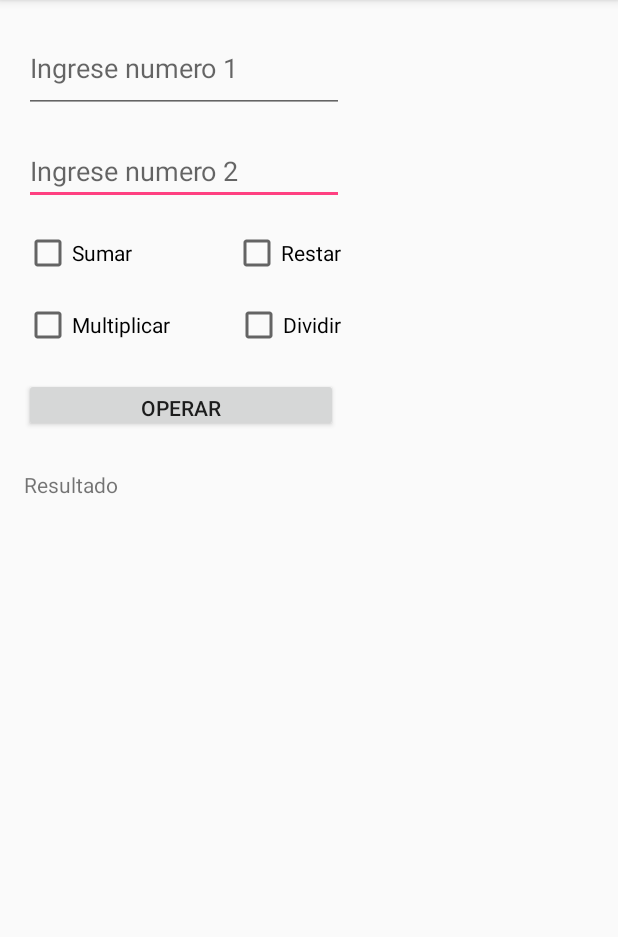
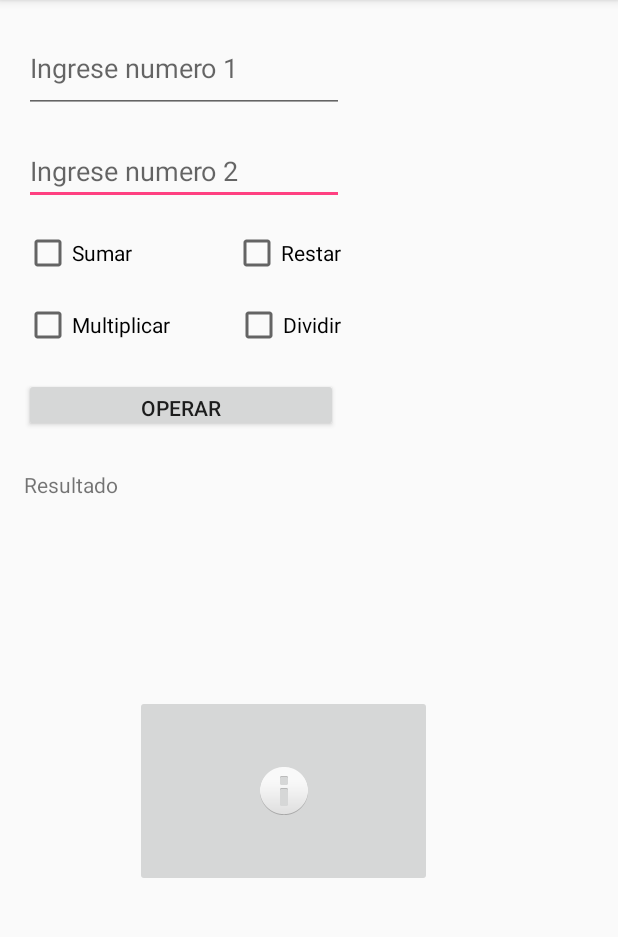
Before and after one commit to kevinmcklein/OperacionesBasicas, an Android app: the screen it shows after launch (MainActivity), on a phone screen of 412 x 824 dp, the part 84-1021 px from its top. Run offline under Robolectric (Android 15) with nearby library versions, the phone set to English and light mode, and no system bars.

Commit message:
agregada activity acerca de

```diff
--- a/app/src/main/AndroidManifest.xml
+++ b/app/src/main/AndroidManifest.xml
@@ -9,6 +9,7 @@
         android:roundIcon="@mipmap/ic_launcher_round"
         android:supportsRtl="true"
         android:theme="@style/AppTheme">
+        <activity android:name=".acercade"></activity>
         <activity android:name=".MainActivity">
             <intent-filter>
                 <action android:name="android.intent.action.MAIN" />
--- a/app/src/main/java/com/eurekatech/operacionesbasicas/MainActivity.java
+++ b/app/src/main/java/com/eurekatech/operacionesbasicas/MainActivity.java
@@ -1,5 +1,6 @@
 package com.eurekatech.operacionesbasicas;
 
+import android.content.Intent;
 import android.support.v7.app.AppCompatActivity;
 import android.os.Bundle;
 import android.view.KeyEvent;
@@ -80,4 +81,9 @@ public class MainActivity extends AppCompatActivity {
         resulta.setText(resu);
     }
 
+    public void acercade(View v) {
+        Intent acerca =new Intent(this,acercade.class);
+        startActivity(acerca);
+    }
+
 }
--- a/app/src/main/res/layout/activity_main.xml
+++ b/app/src/main/res/layout/activity_main.xml
@@ -17,7 +17,7 @@
         android:layout_marginStart="16dp"
         android:layout_marginTop="16dp"
         android:ems="10"
-        android:hint="Ingrese numero 2"
+        android:hint="@string/num2"
         android:inputType="numberDecimal"
         app:layout_constraintStart_toStartOf="parent"
         app:layout_constraintTop_toBottomOf="@+id/et1" />
@@ -30,7 +30,7 @@
         android:layout_marginStart="16dp"
         android:layout_marginTop="16dp"
         android:ems="10"
-        android:hint="Ingrese numero 1"
+        android:hint="@string/num1"
         android:inputType="numberDecimal"
         app:layout_constraintStart_toStartOf="parent"
         app:layout_constraintTop_toTopOf="parent" />
@@ -42,7 +42,7 @@
         android:layout_marginLeft="16dp"
         android:layout_marginStart="16dp"
         android:layout_marginTop="16dp"
-        android:text="Sumar"
+        android:text="@string/sumar"
         app:layout_constraintStart_toStartOf="parent"
         app:layout_constraintTop_toBottomOf="@+id/et2" />
 
@@ -53,7 +53,7 @@
         android:layout_marginLeft="67dp"
         android:layout_marginStart="67dp"
         android:layout_marginTop="16dp"
-        android:text="Restar"
+        android:text="@string/restar"
         app:layout_constraintStart_toEndOf="@+id/cb1"
         app:layout_constraintTop_toBottomOf="@+id/et2" />
 
@@ -64,7 +64,7 @@
         android:layout_marginLeft="16dp"
         android:layout_marginStart="16dp"
         android:layout_marginTop="16dp"
-        android:text="Multiplicar"
+        android:text="@string/multiplica"
         app:layout_constraintStart_toStartOf="parent"
         app:layout_constraintTop_toBottomOf="@+id/cb1" />
 
@@ -75,7 +75,7 @@
         android:layout_marginLeft="43dp"
         android:layout_marginStart="43dp"
         android:layout_marginTop="16dp"
-        android:text="Dividir"
+        android:text="@string/divide"
         app:layout_constraintStart_toEndOf="@+id/cb3"
         app:layout_constraintTop_toBottomOf="@+id/cb2" />
 
@@ -98,7 +98,23 @@
         android:layout_marginLeft="16dp"
         android:layout_marginStart="16dp"
         android:layout_marginTop="25dp"
-        android:text="Resultado"
+        android:text="@string/resultado"
         app:layout_constraintStart_toStartOf="parent"
         app:layout_constraintTop_toBottomOf="@+id/button" />
+
+    <ImageButton
+        android:id="@+id/btnacercade"
+        android:layout_width="198dp"
+        android:layout_height="128dp"
+        android:layout_marginStart="89dp"
+        android:layout_marginLeft="89dp"
+        android:layout_marginTop="157dp"
+        android:layout_marginEnd="124dp"
+        android:layout_marginRight="124dp"
+        android:layout_marginBottom="159dp"
+        app:layout_constraintBottom_toBottomOf="parent"
+        app:layout_constraintEnd_toEndOf="parent"
+        app:layout_constraintStart_toStartOf="parent"
+        app:layout_constraintTop_toBottomOf="@+id/button"
+        app:srcCompat="@android:drawable/ic_dialog_info" />
 </android.support.constraint.ConstraintLayout>
--- a/app/src/main/res/values/strings.xml
+++ b/app/src/main/res/values/strings.xml
@@ -1,3 +1,12 @@
 <resources>
     <string name="app_name">Operaciones Básicas ITLA</string>
+    <string name="about">Aplicacion desarrollada en el curso de aplicaciones moviles del ITLA Bonao</string>
+    <string name="salir">Salir</string>
+    <string name="num2">Ingrese numero 2</string>
+    <string name="num1">Ingrese numero 1</string>
+    <string name="sumar">Sumar</string>
+    <string name="restar">Restar</string>
+    <string name="multiplica">Multiplicar</string>
+    <string name="divide">Dividir</string>
+    <string name="resultado">Resultado</string>
 </resources>
```
Also changed, not shown: app/src/main/java/com/eurekatech/operacionesbasicas/acercade.java (added, +13 -0 lines), app/src/main/res/layout/activity_acercade.xml (added, +40 -0 lines), app/src/main/ic_launcher-web.png, app/src/main/res/mipmap-hdpi/ic_launcher.png, app/src/main/res/mipmap-mdpi/ic_launcher.png, app/src/main/res/mipmap-xhdpi/ic_launcher.png, app/src/main/res/mipmap-xxhdpi/ic_launcher.png, app/src/main/res/mipmap-xxxhdpi/ic_launcher.png.
